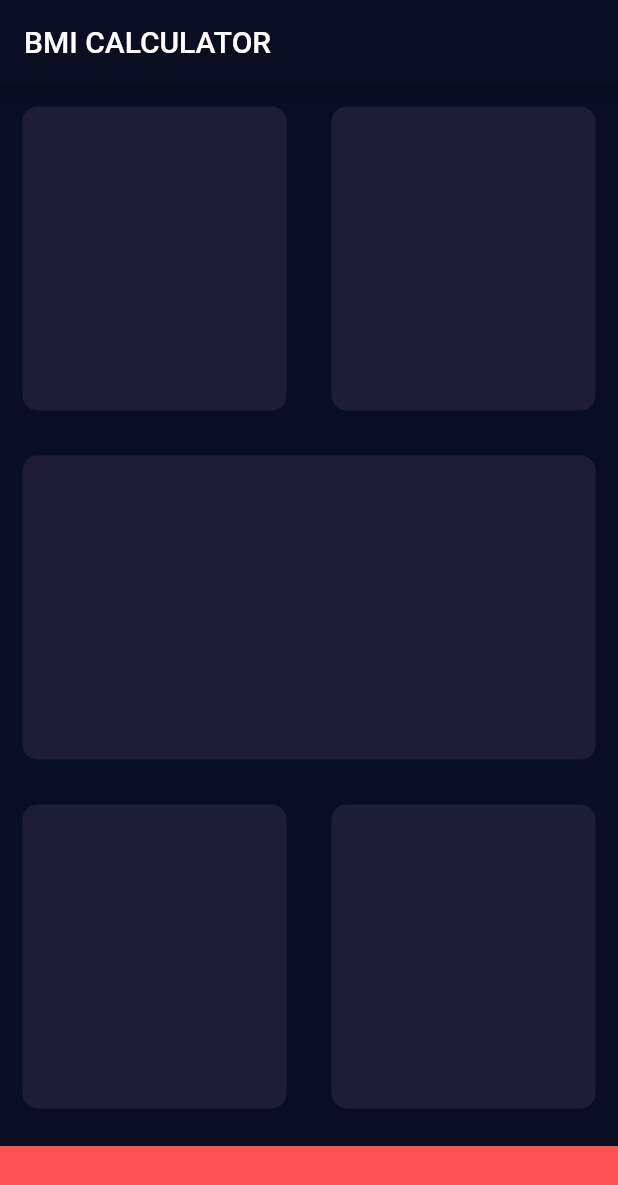
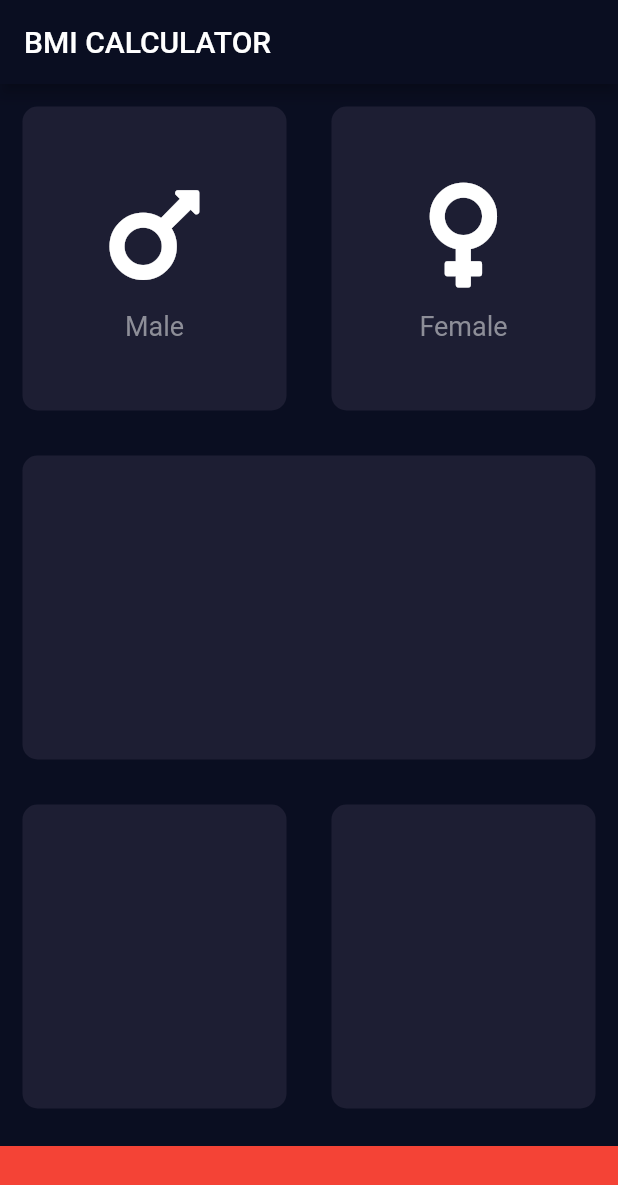
Before and after one commit to evgenyshenets91/flutter6, a Flutter app: the screen it shows after launch, on a phone screen of 412 x 824 dp. Shown: the top 1185 px of the screen. Run offline on Flutter 3.47's test engine with Material 2 defaults, Android fonts, the phone set to English and light mode, and no system bars; our stand-ins replace font_awesome_flutter.

Commit message:
separate widgets ReusableCard and IconContent

```diff
--- /dev/null
+++ b/lib/IconContent.dart
@@ -0,0 +1,20 @@
+import 'package:flutter/material.dart';
+
+class IconContent extends StatelessWidget {
+  IconContent({this.icon, this.text});
+
+  final IconData icon;
+  final String text;
+
+  @override
+  Widget build(BuildContext context) {
+    return Column(
+      mainAxisAlignment: MainAxisAlignment.center,
+      children: <Widget>[
+        Icon(icon, size: 80),
+        SizedBox(height: 10),
+        Text(text, style: TextStyle(fontSize: 18, color: Color(0xFF8D8E98)))
+      ],
+    );
+  }
+}
--- a/lib/InputPage.dart
+++ b/lib/InputPage.dart
@@ -1,8 +1,11 @@
 import 'package:flutter/material.dart';
+import 'package:font_awesome_flutter/font_awesome_flutter.dart';
+import 'ReusableCard.dart';
+import 'IconContent.dart';
 
 const BOTTOM_CONTAINER_HEIGHT = 60.0;
 const ACTIVE_CARD_COLOR = Color(0xFF1D1E33);
-const BOTTOM_CONTAINER_CARD_COLOR = Colors.redAccent;
+const BOTTOM_CONTAINER_CARD_COLOR = Colors.red;
 
 class InputPage extends StatefulWidget {
   @override
@@ -22,10 +25,22 @@ class _InputPageState extends State<InputPage> {
               child: Row(
             children: <Widget>[
               Expanded(
-                child: ReusableCard(colour: ACTIVE_CARD_COLOR),
+                child: ReusableCard(
+                  colour: ACTIVE_CARD_COLOR,
+                  cardChildren: IconContent(
+                    icon: FontAwesomeIcons.mars,
+                    text: 'Male',
+                  ),
+                ),
               ),
               Expanded(
-                child: ReusableCard(colour: ACTIVE_CARD_COLOR),
+                child: ReusableCard(
+                  colour: ACTIVE_CARD_COLOR,
+                  cardChildren: IconContent(
+                    icon: FontAwesomeIcons.venus,
+                    text: 'Female',
+                  ),
+                ),
               ),
             ],
           )),
@@ -59,22 +74,3 @@ class _InputPageState extends State<InputPage> {
     );
   }
 }
-
-class ReusableCard extends StatelessWidget {
-  ReusableCard({@required this.colour, this.cardChildren});
-
-  final Color colour;
-  final Widget cardChildren;
-
-  @override
-  Widget build(BuildContext context) {
-    return Container(
-      child: cardChildren,
-      decoration: BoxDecoration(
-        borderRadius: BorderRadius.circular(10),
-        color: colour,
-      ),
-      margin: EdgeInsets.all(15),
-    );
-  }
-}
--- /dev/null
+++ b/lib/ReusableCard.dart
@@ -0,0 +1,20 @@
+import 'package:flutter/material.dart';
+
+class ReusableCard extends StatelessWidget {
+  ReusableCard({@required this.colour, this.cardChildren});
+
+  final Color colour;
+  final Widget cardChildren;
+
+  @override
+  Widget build(BuildContext context) {
+    return Container(
+      child: cardChildren,
+      decoration: BoxDecoration(
+        borderRadius: BorderRadius.circular(10),
+        color: colour,
+      ),
+      margin: EdgeInsets.all(15),
+    );
+  }
+}
```
